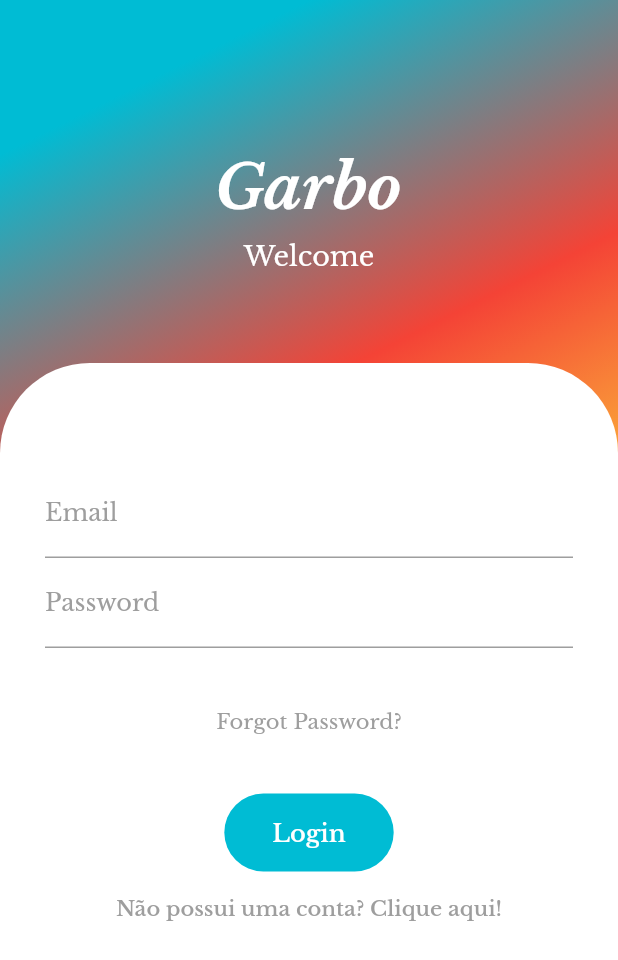
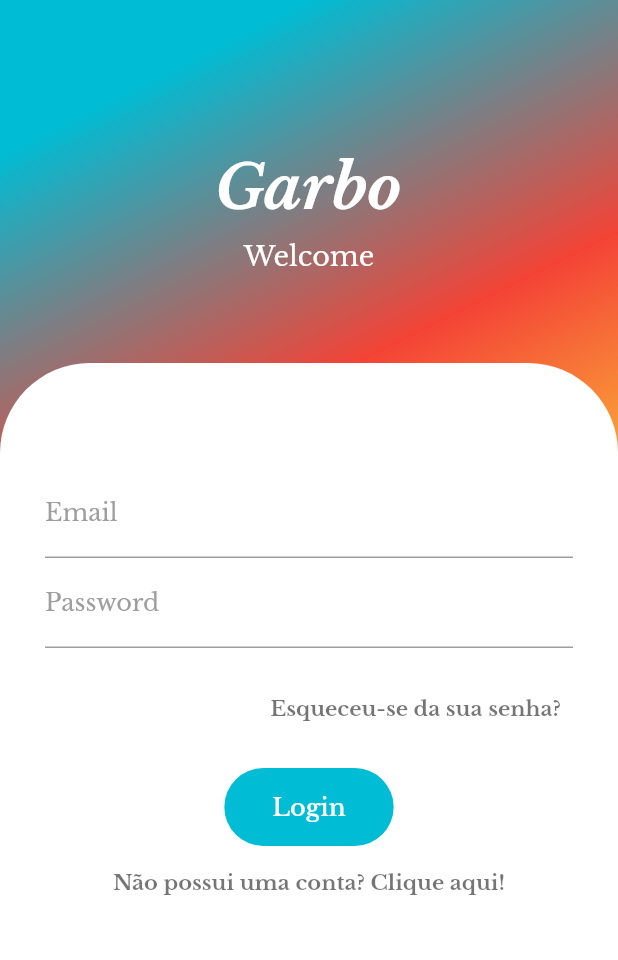
Before and after one commit to rmachado-centi/flutter_personal_app, a Flutter app: the screen it shows after launch, on a phone screen of 412 x 824 dp. Shown: the top 960 px of the screen. Run offline on Flutter 3.47's test engine with Material 2 defaults, Android fonts, the phone set to English and light mode, and no system bars; our stand-ins replace bloc, carousel_slider, cloud_firestore, equatable, firebase_auth, firebase_core and 2 more; missing offline and left inert: flutter_branch_sdk; accounts and stored records are empty.

Commit message:
forgot and reset password flows, branch io deep links

```diff
--- a/lib/core/blocs/cubit_factory.dart
+++ b/lib/core/blocs/cubit_factory.dart
@@ -1,18 +1,36 @@
 import 'package:app/core/data/repositories/auth/auth_repository_impl.dart';
+import 'package:app/features/forgot_password/domain/use_cases/forgot_password_use_case_impl.dart';
+import 'package:app/features/forgot_password/presentation/business_components/cubit/forgot_password_cubit.dart';
 import 'package:app/features/home/presentation/business_components/home_cubit.dart';
 import 'package:app/features/auth/domain/use_cases/auth_use_case_impl.dart';
 import 'package:app/features/auth/presentation/business_components/auth_cubit.dart';
+import 'package:app/features/reset_password/domain/use_cases/reset_password_use_case_impl.dart';
+import 'package:app/features/reset_password/presentation/business_components/cubit/reset_password_cubit.dart';
+import 'package:firebase_auth/firebase_auth.dart';
 
 class CubitFactory {
+  static final FirebaseAuth _firebaseAuth = FirebaseAuth.instance;
   static AuthCubit get authCubit => AuthCubit(
         authUseCase: AuthUseCaseImpl(
-          authRepository: AuthRepositoryImpl(),
+          authRepository: AuthRepositoryImpl(firebaseAuth: _firebaseAuth),
         ),
       );
 
   static HomeCubit get homeCubit => HomeCubit(
         authUseCase: AuthUseCaseImpl(
-          authRepository: AuthRepositoryImpl(),
+          authRepository: AuthRepositoryImpl(firebaseAuth: _firebaseAuth),
+        ),
+      );
+
+  static ForgotPasswordCubit get forgotPasswordCubit => ForgotPasswordCubit(
+        forgotPasswordUseCase: ForgotPasswordUseCaseImpl(
+          AuthRepositoryImpl(firebaseAuth: _firebaseAuth),
+        ),
+      );
+
+  static ResetPasswordCubit get resetPasswordCubit => ResetPasswordCubit(
+        resetPasswordUseCase: ResetPasswordUseCaseImpl(
+          authRepository: AuthRepositoryImpl(firebaseAuth: _firebaseAuth),
         ),
       );
 }
--- a/lib/core/constants/application_constants.dart
+++ b/lib/core/constants/application_constants.dart
@@ -1 +1,3 @@
 const double defaultPadding = 16.0;
+
+const branchIOResetPasswordKey = 'reset_password';
--- a/lib/core/data/repositories/auth/auth_repository.dart
+++ b/lib/core/data/repositories/auth/auth_repository.dart
@@ -11,4 +11,7 @@ abstract class AuthRepository {
     required String password,
     required String username,
   });
+
+  Future<bool> sendPasswordResetEmail(String email);
+  Future<bool> updatePassword(String code, String password);
 }
--- a/lib/core/navigator/application_routes.dart
+++ b/lib/core/navigator/application_routes.dart
@@ -4,4 +4,6 @@ class ApplicationRoutes {
   static const registrationScreen = 'registration-screen';
   static const aboutUsScreen = 'about-us-screen';
   static const contactsScreen = 'contacts-screen';
+  static const forgotPasswordScreen = 'forgot-password-screen';
+  static const resetPasswordScreen = 'reset-password-screen';
 }
--- a/lib/core/navigator/router_navigator.dart
+++ b/lib/core/navigator/router_navigator.dart
@@ -1,8 +1,10 @@
 import 'package:app/core/navigator/application_routes.dart';
+import 'package:app/features/forgot_password/presentation/user_interfaces/forgot_password_screen.dart';
 import 'package:app/features/home/presentation/user_interfaces/home_screen.dart';
 import 'package:app/features/auth/presentation/user_interfaces/login_screen.dart';
 import 'package:app/features/auth/presentation/user_interfaces/registration_screen.dart';
 import 'package:app/features/about_us/about_us_screen.dart';
+import 'package:app/features/reset_password/presentation/user_interfaces/reset_password_screen.dart';
 import 'package:flutter/material.dart';
 
 class RouterNavigator {
@@ -40,9 +42,22 @@ class RouterNavigator {
           builder: (_) => const HomeScreen(),
           settings: settings,
         );
+      case ApplicationRoutes.forgotPasswordScreen:
+        return MaterialPageRoute(
+          builder: (_) => const ForgotPasswordScreen(),
+          settings: settings,
+        );
+      case ApplicationRoutes.resetPasswordScreen:
+        final code = args as String;
+        return MaterialPageRoute(
+          builder: (_) => ResetPasswordScreen(
+            code: code,
+          ),
+          settings: settings,
+        );
       default:
         return MaterialPageRoute(
-          builder: (_) => const HomeScreen(),
+          builder: (_) => const AuthScreen(),
           settings: settings,
         );
     }
--- a/lib/features/auth/presentation/user_interfaces/login_screen.dart
+++ b/lib/features/auth/presentation/user_interfaces/login_screen.dart
@@ -93,14 +93,24 @@ class _AuthScreenState extends State<AuthScreen> {
                             ),
                           ),
                           const SizedBox(
-                            height: 40,
+                            height: defaultPadding,
                           ),
-                          const Text(
-                            "Forgot Password?",
-                            style: TextStyle(color: Colors.grey),
+                          Align(
+                            alignment: Alignment.centerRight,
+                            child: TextButton(
+                              onPressed: () {
+                                _navigateToForgotPasswordScreen();
+                              },
+                              child: const Text(
+                                "Esqueceu-se da sua senha?",
+                                style: TextStyle(
+                                    color: Colors.black54,
+                                    fontWeight: FontWeight.bold),
+                              ),
+                            ),
                           ),
                           const SizedBox(
-                            height: 40,
+                            height: defaultPadding,
                           ),
                           Button(
                             onPressed: () => _signIn(),
@@ -112,7 +122,8 @@ class _AuthScreenState extends State<AuthScreen> {
                             child: const Text(
                               'Não possui uma conta? Clique aqui!',
                               style: TextStyle(
-                                color: Colors.grey,
+                                color: Colors.black54,
+                                fontWeight: FontWeight.bold,
                               ),
                             ),
                           ),
@@ -127,6 +138,10 @@ class _AuthScreenState extends State<AuthScreen> {
         ),
       ),
     );
+  }
+
+  void _navigateToForgotPasswordScreen() {
+    Navigator.of(context).pushNamed(ApplicationRoutes.forgotPasswordScreen);
   }
 
   void _signIn() {
--- /dev/null
+++ b/lib/features/forgot_password/domain/use_cases/forgot_password_use_case.dart
@@ -0,0 +1,3 @@
+abstract class ForgotPasswordUseCase {
+  Future<bool> sendPasswordResetEmail(String email);
+}
--- /dev/null
+++ b/lib/features/forgot_password/domain/use_cases/forgot_password_use_case_impl.dart
@@ -0,0 +1,12 @@
+import 'package:app/core/data/repositories/auth/auth_repository.dart';
+import 'package:app/features/forgot_password/domain/use_cases/forgot_password_use_case.dart';
+
+class ForgotPasswordUseCaseImpl implements ForgotPasswordUseCase {
+  final AuthRepository _authRepository;
+
+  ForgotPasswordUseCaseImpl(this._authRepository);
+
+  @override
+  Future<bool> sendPasswordResetEmail(String email) async =>
+      await _authRepository.sendPasswordResetEmail(email);
+}
--- /dev/null
+++ b/lib/features/forgot_password/presentation/business_components/cubit/forgot_password_cubit.dart
@@ -0,0 +1,21 @@
+import 'package:app/core/blocs/application_state.dart';
+import 'package:app/features/forgot_password/domain/use_cases/forgot_password_use_case.dart';
+import 'package:flutter_bloc/flutter_bloc.dart';
+
+part 'forgot_password_state.dart';
+
+class ForgotPasswordCubit extends Cubit<ApplicationState> {
+  final ForgotPasswordUseCase forgotPasswordUseCase;
+  ForgotPasswordCubit({required this.forgotPasswordUseCase})
+      : super(const ForgotPasswordInitialState());
+
+  void sendPasswordResetEmail(String email) async {
+    try {
+      final wasEmailSent =
+          await forgotPasswordUseCase.sendPasswordResetEmail(email);
+      emit(ForgotPasswordEmailSentState(emailSentStatus: wasEmailSent));
+    } catch (e) {
+      emit(const ForgotPasswordErrorState(message: 'Error sending email'));
+    }
+  }
+}
--- /dev/null
+++ b/lib/features/reset_password/domain/use_cases/reset_password_use_case.dart
@@ -0,0 +1,3 @@
+abstract class ResetPasswordUseCase {
+  Future<bool> updatePassword(String code, String password);
+}
--- /dev/null
+++ b/lib/features/reset_password/domain/use_cases/reset_password_use_case_impl.dart
@@ -0,0 +1,13 @@
+import 'package:app/core/data/repositories/auth/auth_repository.dart';
+import 'package:app/features/reset_password/domain/use_cases/reset_password_use_case.dart';
+
+class ResetPasswordUseCaseImpl implements ResetPasswordUseCase {
+  final AuthRepository authRepository;
+
+  ResetPasswordUseCaseImpl({required this.authRepository});
+
+  @override
+  Future<bool> updatePassword(String code, String password) {
+    return authRepository.updatePassword(code, password);
+  }
+}
--- /dev/null
+++ b/lib/features/reset_password/presentation/business_components/cubit/reset_password_cubit.dart
@@ -0,0 +1,21 @@
+import 'package:app/core/blocs/application_state.dart';
+import 'package:app/features/reset_password/domain/use_cases/reset_password_use_case.dart';
+import 'package:bloc/bloc.dart';
+import 'package:equatable/equatable.dart';
+
+part 'reset_password_state.dart';
+
+class ResetPasswordCubit extends Cubit<ApplicationState> {
+  final ResetPasswordUseCase resetPasswordUseCase;
+  ResetPasswordCubit({required this.resetPasswordUseCase})
+      : super(const ResetPasswordInitialState());
+
+  void updatePassword(String code, String password) async {
+    try {
+      await resetPasswordUseCase.updatePassword(code, password);
+      emit(const ResetPasswordSuccessState());
+    } catch (e) {
+      emit(const ResetPasswordErrorState(message: 'Error updating password'));
+    }
+  }
+}
--- a/lib/main.dart
+++ b/lib/main.dart
@@ -4,11 +4,13 @@ import 'package:app/features/splash/splash_screen.dart';
 import 'package:firebase_core/firebase_core.dart';
 import 'package:flutter/material.dart';
 import 'package:flutter_bloc/flutter_bloc.dart';
+import 'package:flutter_branch_sdk/flutter_branch_sdk.dart';
 import 'package:google_fonts/google_fonts.dart';
 import 'core/firebase/firebase_options.dart';
 
 void main() async {
   WidgetsFlutterBinding.ensureInitialized();
+  //FlutterBranchSdk.validateSDKIntegration();
   Bloc.observer = ApplicationCubitObserver();
   await Firebase.initializeApp(
     options: DefaultFirebaseOptions.currentPlatform,
--- a/pubspec.yaml
+++ b/pubspec.yaml
@@ -45,6 +45,7 @@ dependencies:
   equatable: ^2.0.5
   animated_splash_screen: ^1.3.0
   flutter_spinkit: ^5.2.0
+  flutter_branch_sdk: ^6.4.0
 
 dev_dependencies:
   flutter_test:
```
Also changed, not shown: lib/core/data/repositories/auth/auth_repository_impl.dart (+33 -7 lines), lib/features/forgot_password/presentation/business_components/cubit/forgot_password_state.dart (added, +15 -0 lines), lib/features/forgot_password/presentation/user_interfaces/forgot_password_screen.dart (added, +164 -0 lines), lib/features/reset_password/presentation/business_components/cubit/reset_password_state.dart (added, +14 -0 lines), lib/features/reset_password/presentation/user_interfaces/reset_password_screen.dart (added, +116 -0 lines), lib/features/splash/splash_screen.dart (+37 -1 lines), pubspec.lock, 2 other files.
